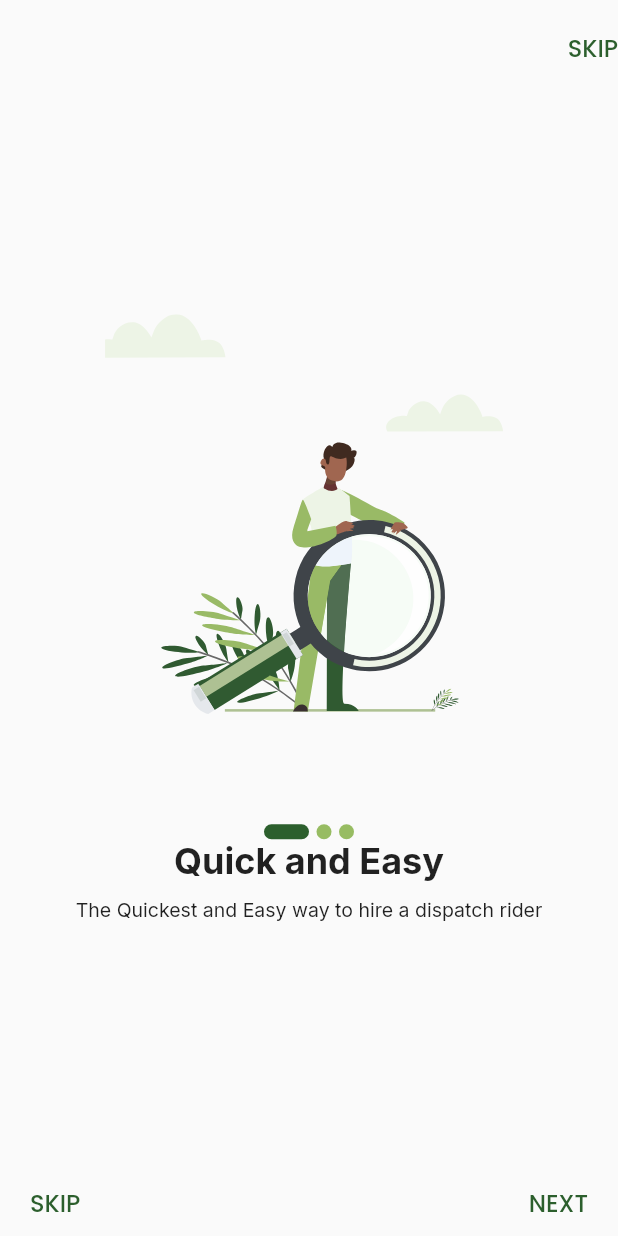
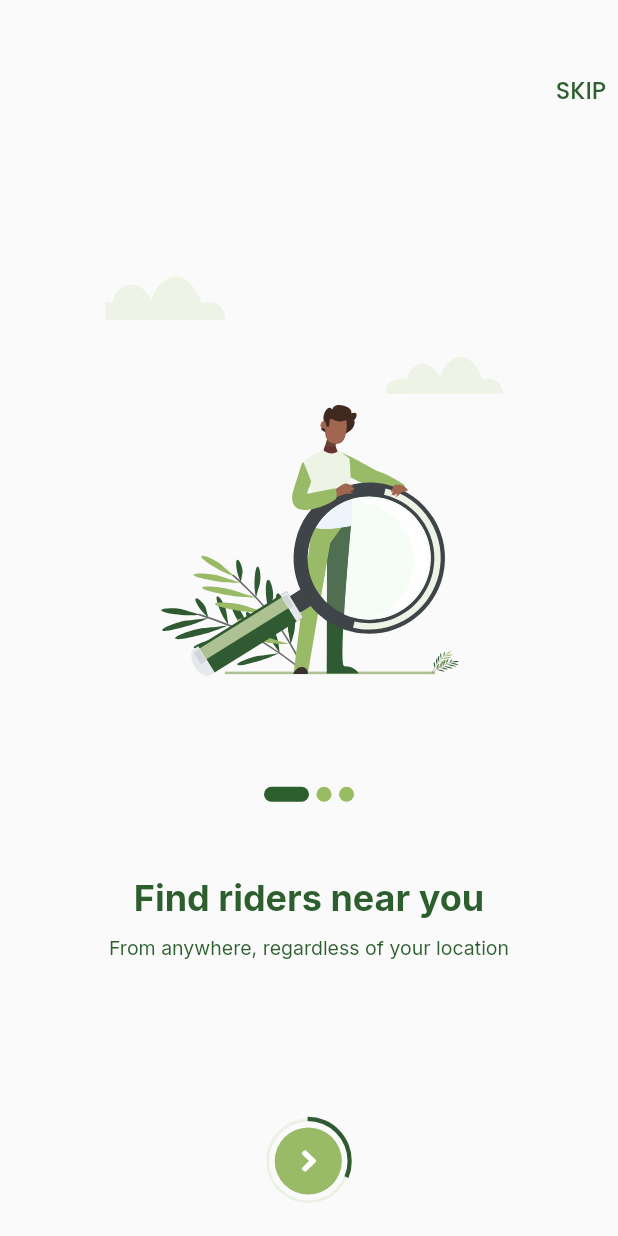
Before and after one commit to Williamtobs/find_logistics, a Flutter app: the screen it shows after launch, on a phone screen of 412 x 824 dp. Run offline on Flutter 3.47's test engine with Material 2 defaults, Android fonts, the phone set to English and light mode, and no system bars; drawn by our look-alikes of smooth_page_indicator; our stand-ins replace country_picker, dio, flutter_riverpod, flutter_svg, google_fonts, riverpod and 1 more; missing offline and left inert: animated_snack_bar, pay_with_paystack; project files that could hold a hidden picture were left out.

Commit message:
onboarding screen

```diff
--- a/lib/src/screens/onboarding/onboarding.dart
+++ b/lib/src/screens/onboarding/onboarding.dart
@@ -22,7 +22,7 @@ class _OnboardingScreenState extends State<OnboardingScreen> {
       body: Column(
         children: [
           const SizedBox(
-            height: 20,
+            height: 40,
           ),
           Align(
             alignment: Alignment.topRight,
@@ -33,11 +33,14 @@ class _OnboardingScreenState extends State<OnboardingScreen> {
                     MaterialPageRoute(
                         builder: (context) => const UserSelectMode()));
               },
+              child: Padding(
+                padding: const EdgeInsets.all(8.0),
                 child: Text('SKIP',
                     style: GoogleFonts.poppins(
                         color: primaryColor,
                         fontSize: 16,
                         fontWeight: FontWeight.w500)),
+              ),
             ),
           ),
           Expanded(
@@ -52,22 +55,22 @@ class _OnboardingScreenState extends State<OnboardingScreen> {
                 },
                 children: [
                   EachSlide(
-                    description:
-                        'The Quickest and Easy way to hire a dispatch rider',
-                    title: 'Quick and Easy',
+                    description: 'From anywhere, regardless of your location',
+                    title: 'Find riders near you',
                     image: 'assets/images/slide1.svg',
                     index: _index,
                   ),
                   EachSlide(
-                    description: 'Deliver now or schedule a delivery for later',
-                    title: 'Easy Delivery',
+                    description:
+                        'Negotiate at a reasonable rate to pick a rider.',
+                    title: 'Negotiate your price',
                     image: 'assets/images/slide2.svg',
                     index: _index,
                   ),
                   EachSlide(
                     description:
-                        'The Quickest and Easy way to hire a dispatch rider',
-                    title: 'Quick and Easy',
+                        'Agree on a fee and a dispatcher would be on its way.',
+                    title: 'Order a dispatcher',
                     image: 'assets/images/slide3.svg',
                     index: _index,
                   ),
@@ -92,29 +95,8 @@ class _OnboardingScreenState extends State<OnboardingScreen> {
           const SizedBox(
             height: 30,
           ),
-
-          Padding(
-            padding: const EdgeInsets.symmetric(
-              horizontal: 20,
-              vertical: 10,
-            ),
-            child: Row(
-              mainAxisAlignment: MainAxisAlignment.spaceBetween,
-              children: [
-                InkWell(
-                  onTap: () {
-                    Navigator.push(
-                        context,
-                        MaterialPageRoute(
-                            builder: (context) => const UserSelectMode()));
-                  },
-                  child: Text('SKIP',
-                      style: GoogleFonts.poppins(
-                          color: primaryColor,
-                          fontSize: 16,
-                          fontWeight: FontWeight.w500)),
-                ),
-                InkWell(
+          Center(
+            child: InkWell(
               onTap: () {
                 _index == 2
                     ? Navigator.push(
@@ -125,15 +107,60 @@ class _OnboardingScreenState extends State<OnboardingScreen> {
                         duration: const Duration(milliseconds: 800),
                         curve: Curves.ease);
               },
-                  child: Text('NEXT',
-                      style: GoogleFonts.poppins(
-                          color: primaryColor,
-                          fontSize: 16,
-                          fontWeight: FontWeight.w500)),
+              child: SvgPicture.asset(
+                  _index == 0
+                      ? 'assets/images/next1.svg'
+                      : _index == 1
+                          ? 'assets/images/next2.svg'
+                          : 'assets/images/next3.svg',
+                  height: 60,
+                  width: 60),
             ),
-              ],
           ),
-          )
+          const SizedBox(
+            height: 20,
+          ),
+          // Padding(
+          //   padding: const EdgeInsets.symmetric(
+          //     horizontal: 20,
+          //     vertical: 10,
+          //   ),
+          //   child: Row(
+          //     mainAxisAlignment: MainAxisAlignment.spaceBetween,
+          //     children: [
+          //       // InkWell(
+          //       //   onTap: () {
+          //       //     Navigator.push(
+          //       //         context,
+          //       //         MaterialPageRoute(
+          //       //             builder: (context) => const UserSelectMode()));
+          //       //   },
+          //       //   child: Text('SKIP',
+          //       //       style: GoogleFonts.poppins(
+          //       //           color: primaryColor,
+          //       //           fontSize: 16,
+          //       //           fontWeight: FontWeight.w500)),
+          //       // ),
+          //       InkWell(
+          //         onTap: () {
+          //           _index == 2
+          //               ? Navigator.push(
+          //                   context,
+          //                   MaterialPageRoute(
+          //                       builder: (context) => const UserSelectMode()))
+          //               : _pageController.nextPage(
+          //                   duration: const Duration(milliseconds: 800),
+          //                   curve: Curves.ease);
+          //         },
+          //         child: Text('NEXT',
+          //             style: GoogleFonts.poppins(
+          //                 color: primaryColor,
+          //                 fontSize: 16,
+          //                 fontWeight: FontWeight.w500)),
+          //       ),
+          //     ],
+          //   ),
+          // )
         ],
       ),
     );
@@ -157,7 +184,19 @@ class EachSlide extends StatelessWidget {
       mainAxisAlignment: MainAxisAlignment.center,
       children: [
         const SizedBox(height: 30),
-        SvgPicture.asset(image, height: 300),
+        // Container(
+        //   decoration: BoxDecoration(
+        //     image: DecorationImage(
+        //       image: Asset(image),
+        //       fit: BoxFit.cover,
+        //     ),
+        //   ),
+        // ),
+        SvgPicture.asset(
+          image,
+          height: 300,
+          width: MediaQuery.of(context).size.width,
+        ),
         const SizedBox(height: 40),
         AnimatedSmoothIndicator(
           activeIndex: index,
@@ -170,11 +209,13 @@ class EachSlide extends StatelessWidget {
             dotColor: secondaryColor,
           ),
         ),
+        const SizedBox(height: 50),
         Text(
           title,
           style: GoogleFonts.inter(
             fontSize: 24,
             fontWeight: FontWeight.w700,
+            color: primaryColor,
           ),
         ),
         const SizedBox(height: 10),
@@ -184,6 +225,7 @@ class EachSlide extends StatelessWidget {
           style: GoogleFonts.inter(
             fontSize: 13,
             fontWeight: FontWeight.w400,
+            color: primaryColor,
           ),
         ),
       ],
```
Also changed, not shown: assets/images/logo.svg (added). Lines whose indentation alone changed are shown as unchanged.
